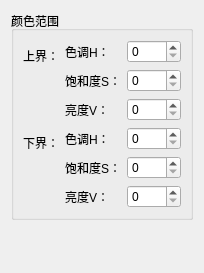
The window that Visual OpenCV Processor/src/OpenCVNodes/HSVColorSegmentationNode.ui (HiZQP/Visual-OpenCV-Processor) describes before a commit, drawn with Qt 5.
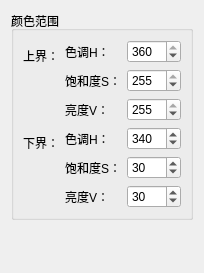
The same window after the commit.

Patch:
```diff
--- a/Visual OpenCV Processor/src/OpenCVNodes/HSVColorSegmentationNode.ui
+++ b/Visual OpenCV Processor/src/OpenCVNodes/HSVColorSegmentationNode.ui
@@ -41,11 +41,14 @@
           <item row="0" column="1">
            <widget class="QSpinBox" name="upperH_spinBox">
             <property name="maximum">
-             <number>255</number>
+             <number>360</number>
             </property>
             <property name="singleStep">
              <number>10</number>
             </property>
+            <property name="value">
+             <number>360</number>
+            </property>
            </widget>
           </item>
           <item row="1" column="0">
@@ -63,6 +66,9 @@
             <property name="singleStep">
              <number>10</number>
             </property>
+            <property name="value">
+             <number>255</number>
+            </property>
            </widget>
           </item>
           <item row="2" column="0">
@@ -80,6 +86,9 @@
             <property name="singleStep">
              <number>10</number>
             </property>
+            <property name="value">
+             <number>255</number>
+            </property>
            </widget>
           </item>
           <item row="0" column="0">
@@ -117,11 +126,14 @@
           <item row="0" column="1">
            <widget class="QSpinBox" name="lowerH_spinBox">
             <property name="maximum">
-             <number>255</number>
+             <number>360</number>
             </property>
             <property name="singleStep">
              <number>10</number>
             </property>
+            <property name="value">
+             <number>340</number>
+            </property>
            </widget>
           </item>
           <item row="1" column="1">
@@ -132,6 +144,9 @@
             <property name="singleStep">
              <number>10</number>
             </property>
+            <property name="value">
+             <number>30</number>
+            </property>
            </widget>
           </item>
           <item row="2" column="1">
@@ -142,6 +157,9 @@
             <property name="singleStep">
              <number>10</number>
             </property>
+            <property name="value">
+             <number>30</number>
+            </property>
            </widget>
           </item>
          </layout>
```
